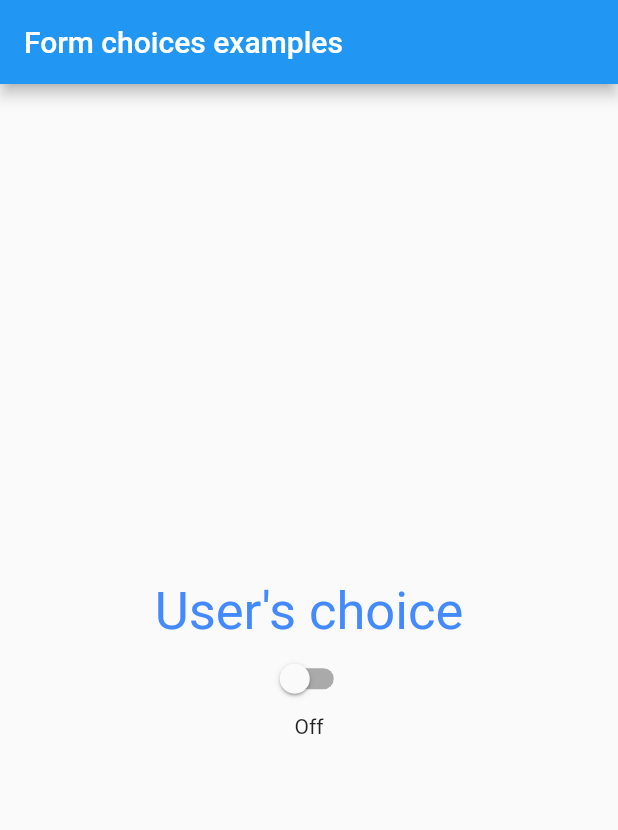
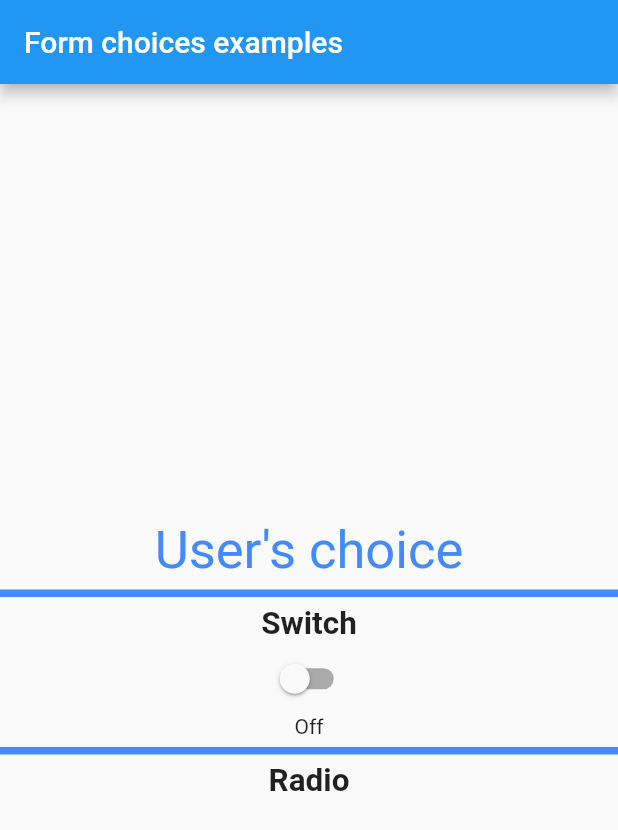
Before and after one commit to houcem-h/dsi3_forms_choices, a Flutter app: the screen it shows after launch, on a phone screen of 412 x 824 dp. Shown: the top 830 px of the screen. Run offline on Flutter 3.47's test engine with Material 2 defaults, Android fonts, the phone set to English and light mode, and no system bars.

Commit message:
add dividers and text separations

```diff
--- a/lib/main.dart
+++ b/lib/main.dart
@@ -50,6 +50,8 @@ class _MyHomePageState extends State<MyHomePage> {
                   fontSize: 35
               ),
             ),
+            const Divider(color: Colors.blueAccent, thickness: 5),
+            const Text("Switch", style: TextStyle(fontWeight: FontWeight.bold, fontSize: 21)),
             Switch(
                 value: _switchChoice,
                 onChanged: (value){
@@ -58,7 +60,9 @@ class _MyHomePageState extends State<MyHomePage> {
                   });
                 }
             ),
-            Text(_switchChoice ? "On" : "Off")
+            Text(_switchChoice ? "On" : "Off"),
+            const Divider(color: Colors.blueAccent, thickness: 5),
+            const Text("Radio", style: TextStyle(fontWeight: FontWeight.bold, fontSize: 21)),
           ],
         ),
       ),
```
